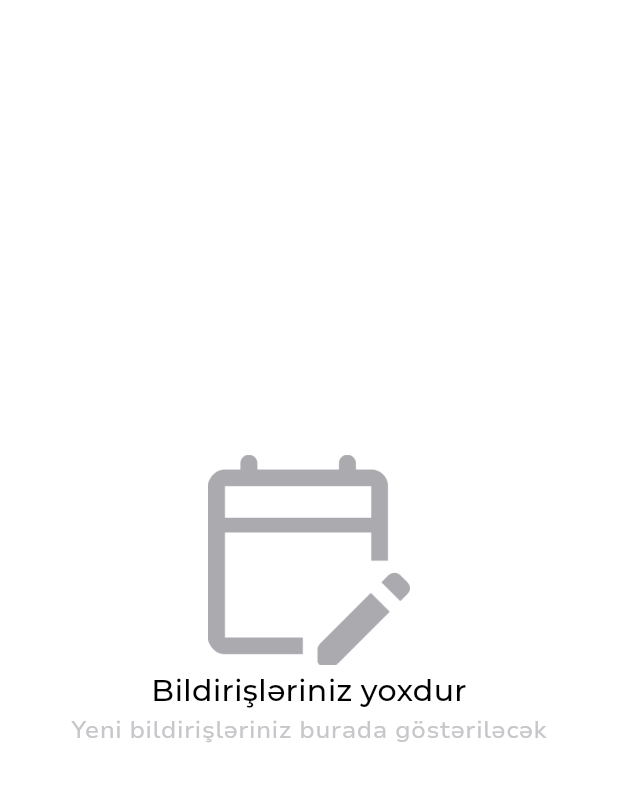
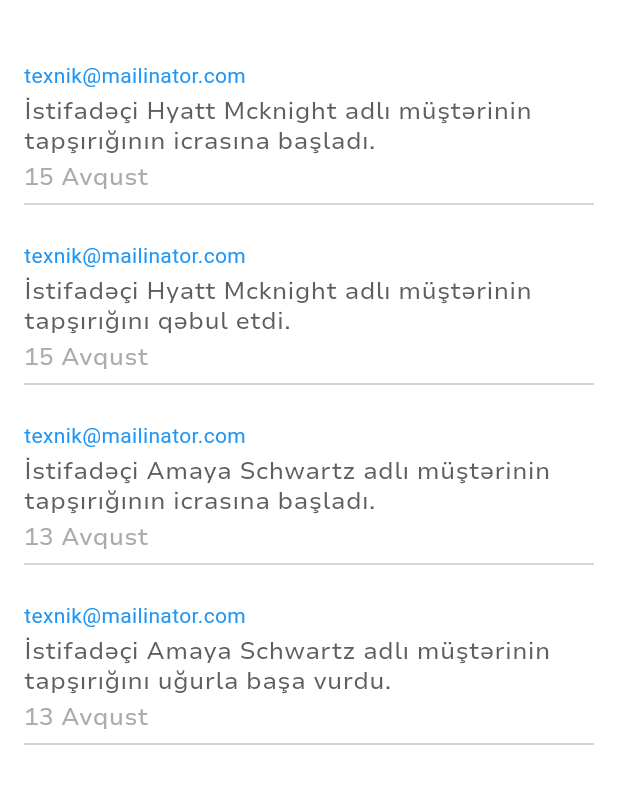
Before and after one commit to Kanan302/digitask_mobile, a Flutter app: the NotificationPage screen opened by its route, on a phone screen of 412 x 824 dp, the part 60-864 px from its top. Run offline on Flutter 3.47's test engine with Material 3 defaults, Android fonts, the phone set to English and light mode, and no system bars; our stand-ins replace another_flushbar, dio, equatable, flutter_cache_manager, flutter_secure_storage, flutter_svg and 10 more; missing offline and left inert: multiselect; accounts and stored records are empty; generated files the repository leaves out were written again; network calls fail; project files that could hold a hidden picture were left out.

Commit message:
notifications example

```diff
--- a/DigiTask-main/digi_task/lib/app_router.dart
+++ b/DigiTask-main/digi_task/lib/app_router.dart
@@ -25,7 +25,6 @@ import 'notifier/auth/login/login_notifier.dart';
 import 'notifier/home/main/main_notifier.dart';
 import 'presentation/pages/home/home_page.dart';
 import 'presentation/pages/onboarding/onboarding_page.dart';
-
 
 final _appRouterKey = GlobalKey<NavigatorState>();
 
@@ -101,8 +100,8 @@ final class AppRouter {
                   ..fetchTasks(queryType: 'connection'),
               ),
               ChangeNotifierProvider(
-                create: (context) => GetIt.instance<ProfileNotifier>()
-                  ..getUserInformation(),
+                create: (context) =>
+                    GetIt.instance<ProfileNotifier>()..getUserInformation(),
               ),
               ChangeNotifierProvider(
                 create: (context) => LocationService()..startGettingLocation(),
--- a/DigiTask-main/digi_task/lib/features/isciler/widgets/edit_dialog.dart
+++ b/DigiTask-main/digi_task/lib/features/isciler/widgets/edit_dialog.dart
@@ -2,6 +2,7 @@ import 'package:digi_task/data/services/local/secure_service.dart';
 import 'package:digi_task/features/isciler/models/user_model.dart';
 import 'package:flutter/material.dart';
 import 'package:dio/dio.dart';
+import 'package:flutter/services.dart';
 import 'package:flutter_secure_storage/flutter_secure_storage.dart';
 
 class EditUserDialog extends StatefulWidget {
@@ -128,6 +129,9 @@ class _EditUserDialogState extends State<EditUserDialog> {
                   Expanded(
                     child: TextFormField(
                       controller: _phoneController,
+                      inputFormatters: [
+                        FilteringTextInputFormatter.allow(RegExp(r'[0-9]+'))
+                      ],
                       decoration: const InputDecoration(
                           labelText: 'Nömrə', border: OutlineInputBorder()),
                       validator: (value) => value != null && value.isNotEmpty
--- a/DigiTask-main/digi_task/lib/presentation/components/input/app_field.dart
+++ b/DigiTask-main/digi_task/lib/presentation/components/input/app_field.dart
@@ -2,6 +2,7 @@ import 'package:digi_task/core/constants/path/icon_path.dart';
 import 'package:digi_task/core/constants/theme/theme_ext.dart';
 import 'package:digi_task/core/utility/extension/icon_path_ext.dart';
 import 'package:flutter/material.dart';
+import 'package:flutter/services.dart';
 import 'package:flutter_svg/flutter_svg.dart';
 
 class AppField extends StatelessWidget {
@@ -20,6 +21,7 @@ class AppField extends StatelessWidget {
     this.onlyRead = false,
     this.centerText,
     this.keyboardType = TextInputType.text,
+    this.inputFormatters
   });
   final String title;
   final TextEditingController? controller;
@@ -34,6 +36,7 @@ class AppField extends StatelessWidget {
   final bool? onlyRead;
   final bool? centerText;
   final TextInputType? keyboardType;
+  final List<TextInputFormatter>? inputFormatters;
 
   @override
   Widget build(BuildContext context) {
@@ -61,6 +64,7 @@ class AppField extends StatelessWidget {
                   ? context.colors.neutralColor40
                   : context.colors.neutralColor10),
           controller: controller,
+          inputFormatters: inputFormatters,
           decoration: InputDecoration(
             suffixIcon: isWithIcon == true
                 ? SvgPicture.asset(
--- a/DigiTask-main/digi_task/lib/presentation/pages/notification/notification_page.dart
+++ b/DigiTask-main/digi_task/lib/presentation/pages/notification/notification_page.dart
@@ -1,14 +1,44 @@
 import 'package:digi_task/core/constants/path/icon_path.dart';
-import 'package:digi_task/core/constants/path/image_paths.dart';
 import 'package:digi_task/core/constants/theme/theme_ext.dart';
 import 'package:digi_task/core/utility/extension/icon_path_ext.dart';
-import 'package:digi_task/core/utility/extension/image_path_ext.dart';
 import 'package:flutter/material.dart';
-import 'package:flutter_svg/flutter_svg.dart';
+import 'package:flutter_svg/svg.dart';
 import 'package:go_router/go_router.dart';
 
-class NotificationPage extends StatelessWidget {
+class NotificationPage extends StatefulWidget {
   const NotificationPage({super.key});
+
+  @override
+  State<NotificationPage> createState() => _NotificationPageState();
+}
+
+class _NotificationPageState extends State<NotificationPage> {
+  final List<Map<String, String>> notifications = [
+    {
+      'email': 'texnik@mailinator.com',
+      'message':
+          'İstifadəçi Hyatt Mcknight adlı müştərinin tapşırığının icrasına başladı.',
+      'date': '15 Avqust',
+    },
+    {
+      'email': 'texnik@mailinator.com',
+      'message':
+          'İstifadəçi Hyatt Mcknight adlı müştərinin tapşırığını qəbul etdi.',
+      'date': '15 Avqust',
+    },
+    {
+      'email': 'texnik@mailinator.com',
+      'message':
+          'İstifadəçi Amaya Schwartz adlı müştərinin tapşırığının icrasına başladı.',
+      'date': '13 Avqust',
+    },
+    {
+      'email': 'texnik@mailinator.com',
+      'message':
+          'İstifadəçi Amaya Schwartz adlı müştərinin tapşırığını uğurla başa vurdu.',
+      'date': '13 Avqust',
+    },
+  ];
 
   @override
   Widget build(BuildContext context) {
@@ -23,36 +53,44 @@ class NotificationPage extends StatelessWidget {
             },
             icon: SvgPicture.asset(IconPath.arrowleft.toPathSvg)),
         title: Text('Bildirişlər', style: context.typography.subtitle2Medium),
-        actions: [IconButton(onPressed: () {}, icon: SvgPicture.asset(IconPath.menu.toPathSvg))],
+        actions: [
+          IconButton(
+            onPressed: () {},
+            icon: SvgPicture.asset(IconPath.menu.toPathSvg),
+          ),
+        ],
       ),
-      body: Center(
-        child: Padding(
-          padding: const EdgeInsets.all(16.0),
-          child: Column(
-            mainAxisAlignment: MainAxisAlignment.center,
-            children: [
-              Image.asset(
-                ImagePath.emptynotification.toPathPng,
-                width: 140,
-                height: 140,
-              ),
-              const SizedBox(
-                height: 4,
-              ),
-              Text(
-                'Bildirişləriniz yoxdur',
-                style: context.typography.subtitle2Medium.copyWith(color: context.colors.neutralColor10),
-              ),
-              const SizedBox(
-                height: 4,
-              ),
-              Text(
-                'Yeni bildirişləriniz burada göstəriləcək',
-                style: context.typography.body2Regular.copyWith(color: context.colors.neutralColor80),
-              ),
-            ],
-          ),
-        ),
+      body: ListView.builder(
+        padding: const EdgeInsets.all(16.0),
+        itemCount: notifications.length,
+        itemBuilder: (context, index) {
+          final notification = notifications[index];
+          return Padding(
+            padding: const EdgeInsets.symmetric(vertical: 8.0),
+            child: Column(
+              crossAxisAlignment: CrossAxisAlignment.start,
+              children: [
+                Text(
+                  notification['email']!,
+                  style: const TextStyle(color: Colors.blue),
+                ),
+                const SizedBox(height: 4),
+                Text(
+                  notification['message']!,
+                  style: context.typography.body2Regular
+                      .copyWith(color: context.colors.neutralColor40),
+                ),
+                const SizedBox(height: 4),
+                Text(
+                  notification['date']!,
+                  style: context.typography.body2Regular
+                      .copyWith(color: context.colors.neutralColor70),
+                ),
+                const Divider(),
+              ],
+            ),
+          );
+        },
       ),
     );
   }
```
Also changed, not shown: DigiTask-main/digi_task/lib/features/profile/presentation/view/profile_edit_view.dart (+16 -6 lines), DigiTask-main/digi_task/lib/features/tasks/presentation/view/create_task_view.dart (+9 -2 lines), DigiTask-main/digi_task/lib/features/tasks/presentation/view/problem/problem_task.dart (+9 -0 lines).
